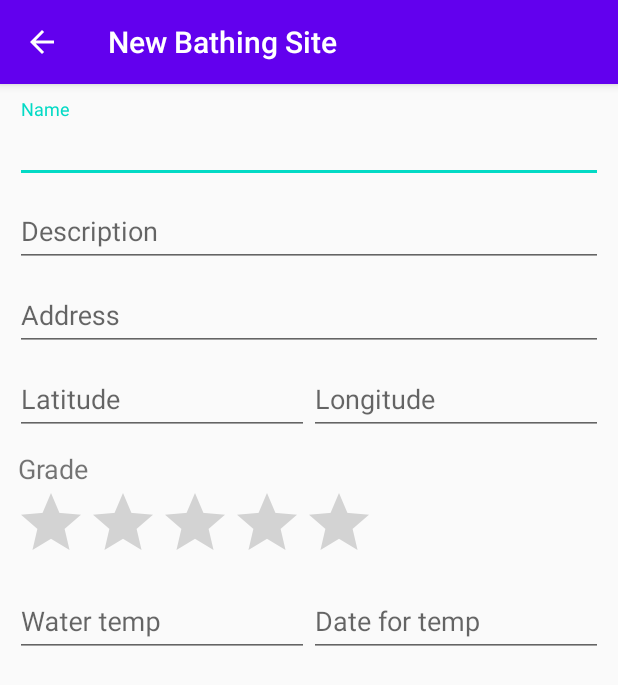
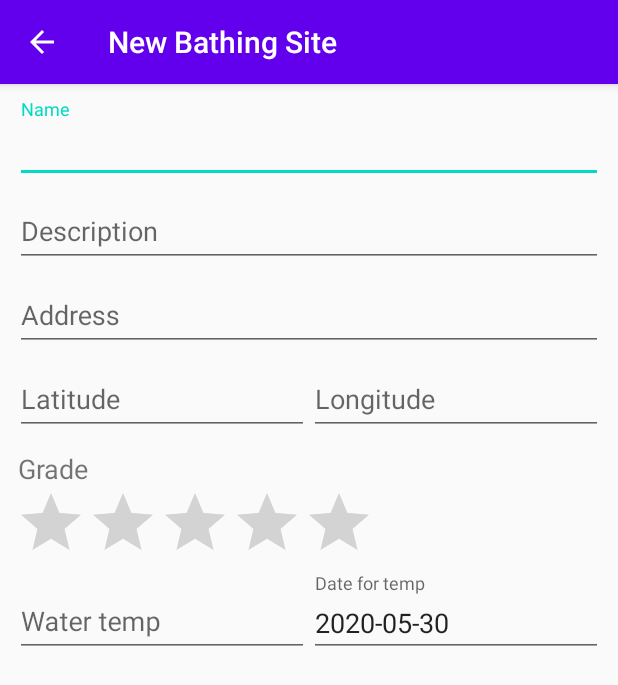
Before and after one commit to kristian-angelin/bathing-sites, an Android app: the NewBathingSiteActivityFragment screen opened directly, with no data from a screen before it, on a phone screen of 412 x 824 dp. Shown: the top 685 px of the screen. Run offline under Robolectric (Android 15) with nearby library versions, the phone set to English and light mode, and no system bars.

Commit message:
Set a default value in date field of form. Also added id to all fields in XML.

```diff
--- a/app/src/main/java/se/miun/kran1800/dt031g/bathingsites/NewBathingSiteActivityFragment.java
+++ b/app/src/main/java/se/miun/kran1800/dt031g/bathingsites/NewBathingSiteActivityFragment.java
@@ -4,9 +4,14 @@ import android.os.Bundle;
 import android.view.LayoutInflater;
 import android.view.View;
 import android.view.ViewGroup;
+import android.widget.TextView;
 
 import androidx.annotation.NonNull;
 import androidx.fragment.app.Fragment;
+
+import java.text.SimpleDateFormat;
+import java.util.Calendar;
+import java.util.Locale;
 
 public class NewBathingSiteActivityFragment extends Fragment {
 
@@ -21,6 +26,15 @@ public class NewBathingSiteActivityFragment extends Fragment {
 
     public void onViewCreated(@NonNull View view, Bundle savedInstanceState) {
         super.onViewCreated(view, savedInstanceState);
+        setCurrentDate();
+    }
 
+    // Set the current date as default value in date field of form.
+    private void setCurrentDate() {
+        TextView dateField = getView().findViewById(R.id.form_date_field);
+        Calendar calendar = Calendar.getInstance();
+        SimpleDateFormat dateFormat = new SimpleDateFormat("yyyy-MM-dd", Locale.getDefault());
+        String currentDate = dateFormat.format(calendar.getTime());
+        dateField.setText(currentDate);
     }
 }
--- a/app/src/main/res/layout/fragment_new_bathing_site.xml
+++ b/app/src/main/res/layout/fragment_new_bathing_site.xml
@@ -17,6 +17,7 @@
             android:layout_width="match_parent"
             android:layout_height="match_parent">
             <com.google.android.material.textfield.TextInputEditText
+                android:id="@+id/form_name_field"
                 android:layout_width="match_parent"
                 android:layout_height="match_parent"
                 android:hint="@string/form_name"/>
@@ -27,6 +28,7 @@
             android:layout_width="match_parent"
             android:layout_height="match_parent">
             <com.google.android.material.textfield.TextInputEditText
+                android:id="@+id/form_desc_field"
                 android:layout_width="match_parent"
                 android:layout_height="match_parent"
                 android:hint="@string/form_description"/>
@@ -37,6 +39,7 @@
             android:layout_width="match_parent"
             android:layout_height="match_parent">
             <com.google.android.material.textfield.TextInputEditText
+                android:id="@+id/form_address_field"
                 android:layout_width="match_parent"
                 android:layout_height="match_parent"
                 android:hint="@string/form_address"/>
@@ -53,6 +56,7 @@
                 android:layout_height="match_parent"
                 android:layout_weight="1">
                 <com.google.android.material.textfield.TextInputEditText
+                    android:id="@+id/form_latitude_field"
                     android:layout_width="match_parent"
                     android:layout_height="match_parent"
                     android:hint="@string/form_latitude"
@@ -64,6 +68,7 @@
                 android:layout_height="match_parent"
                 android:layout_weight="1">
                 <com.google.android.material.textfield.TextInputEditText
+                    android:id="@+id/form_longitude_field"
                     android:layout_width="match_parent"
                     android:layout_height="match_parent"
                     android:hint="@string/form_longitude"
@@ -99,6 +104,7 @@
                 android:layout_height="match_parent"
                 android:layout_weight="1">
                 <com.google.android.material.textfield.TextInputEditText
+                    android:id="@+id/form_temp_field"
                     android:layout_width="match_parent"
                     android:layout_height="match_parent"
                     android:hint="@string/form_water_temp"
@@ -110,6 +116,7 @@
                 android:layout_height="match_parent"
                 android:layout_weight="1">
                 <com.google.android.material.textfield.TextInputEditText
+                    android:id="@+id/form_date_field"
                     android:layout_width="match_parent"
                     android:layout_height="match_parent"
                     android:hint="@string/form_date_for_temp"
```
